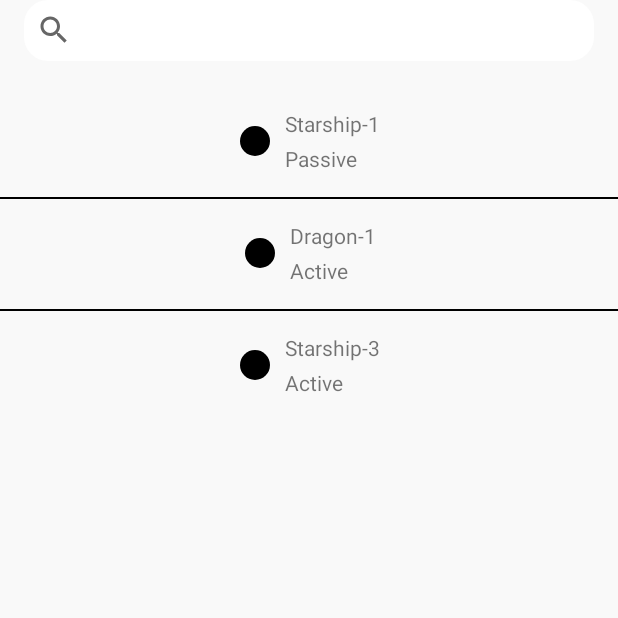
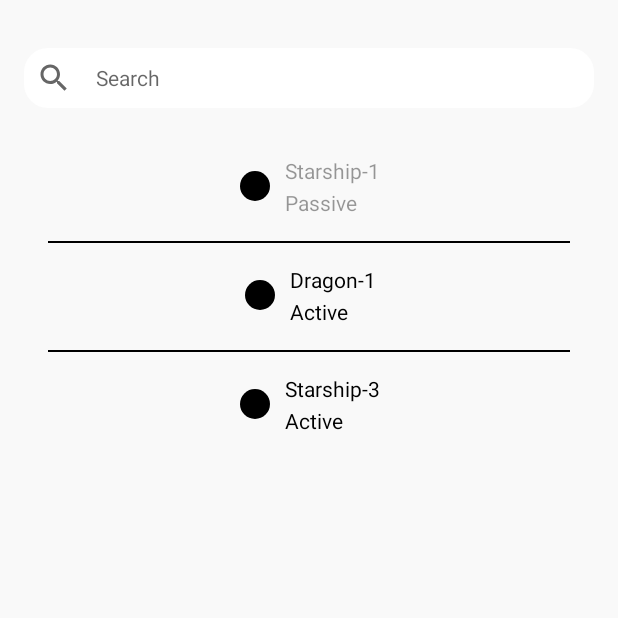
Before and after one commit to BurakDizlek/SatelliteTracking, an Android app: the screen it shows after launch (MainActivity), on a phone screen of 412 x 824 dp, the top half of it. Run offline under Robolectric (Android 15) with nearby library versions, the phone set to English and light mode, and no system bars; our stand-ins replace data binding; 1 statement that could not run was skipped.

Commit message:
The text appearances were arranged. Visual adjustments were made on the list screen.

```diff
--- a/app/src/main/res/drawable/item_divider.xml
+++ b/app/src/main/res/drawable/item_divider.xml
@@ -1,11 +1,8 @@
 <?xml version="1.0" encoding="utf-8"?>
-<shape xmlns:android="http://schemas.android.com/apk/res/android"
-    android:shape="rectangle">
-    <size
-        android:width="1dp"
-        android:height="1dp" />
-    <solid android:color="@color/black" />
-    <padding
-        android:left="@dimen/margin_large"
-        android:right="@dimen/margin_large" />
-</shape>
+<layer-list xmlns:android="http://schemas.android.com/apk/res/android">
+    <item
+        android:drawable="@drawable/item_divider_shape"
+        android:left="@dimen/margin_xlarge"
+        android:right="@dimen/margin_xlarge" />
+
+</layer-list>
--- /dev/null
+++ b/app/src/main/res/drawable/item_divider_shape.xml
@@ -0,0 +1,8 @@
+<?xml version="1.0" encoding="utf-8"?>
+<shape xmlns:android="http://schemas.android.com/apk/res/android"
+    android:shape="rectangle">
+    <size
+        android:width="1dp"
+        android:height="1dp" />
+    <solid android:color="@color/black" />
+</shape>
--- a/app/src/main/res/layout/fragment_satellite_list.xml
+++ b/app/src/main/res/layout/fragment_satellite_list.xml
@@ -11,13 +11,17 @@
 
         <EditText
             android:id="@+id/edt_search_bar"
+            style="@style/NormalTextAppearance"
             android:layout_width="0dp"
             android:layout_height="wrap_content"
             android:layout_marginHorizontal="@dimen/margin_large"
+            android:layout_marginTop="@dimen/margin_xlarge"
             android:background="@drawable/bg_search_bar"
             android:drawableStart="@drawable/ic_search"
             android:drawablePadding="@dimen/margin_large"
             android:gravity="center_vertical"
+            android:hint="@string/search_hint"
+            android:inputType="text"
             app:layout_constraintEnd_toEndOf="parent"
             app:layout_constraintStart_toStartOf="parent"
             app:layout_constraintTop_toTopOf="parent" />
--- a/app/src/main/res/layout/item_satellite_list.xml
+++ b/app/src/main/res/layout/item_satellite_list.xml
@@ -41,17 +41,21 @@
 
                 <com.google.android.material.textview.MaterialTextView
                     android:id="@+id/tv_name"
+                    style="@style/NormalTextAppearance"
                     android:layout_width="wrap_content"
                     android:layout_height="wrap_content"
                     android:text="@{data.name}"
+                    android:textColor="@{data.active ? @color/black : @color/light_black}"
                     tools:text="Dragon-1" />
 
                 <com.google.android.material.textview.MaterialTextView
                     android:id="@+id/tv_state"
+                    style="@style/NormalTextAppearance"
                     android:layout_width="wrap_content"
                     android:layout_height="wrap_content"
-                    android:layout_marginTop="@dimen/margin_small"
+                    android:layout_marginTop="@dimen/margin_xsmall"
                     android:text="@{data.active ? @string/active : @string/passive}"
+                    android:textColor="@{data.active ? @color/black : @color/light_black}"
                     tools:text="Active" />
 
             </LinearLayout>
--- a/app/src/main/res/values-night/themes.xml
+++ /dev/null
@@ -1,16 +0,0 @@
-<resources xmlns:tools="http://schemas.android.com/tools">
-    <!-- Base application theme. -->
-    <style name="Theme.SatelliteTracking" parent="Theme.MaterialComponents.DayNight.DarkActionBar">
-        <!-- Primary brand color. -->
-        <item name="colorPrimary">@color/purple_200</item>
-        <item name="colorPrimaryVariant">@color/purple_700</item>
-        <item name="colorOnPrimary">@color/black</item>
-        <!-- Secondary brand color. -->
-        <item name="colorSecondary">@color/teal_200</item>
-        <item name="colorSecondaryVariant">@color/teal_200</item>
-        <item name="colorOnSecondary">@color/black</item>
-        <!-- Status bar color. -->
-        <item name="android:statusBarColor" tools:targetApi="l">?attr/colorPrimaryVariant</item>
-        <!-- Customize your theme here. -->
-    </style>
-</resources>
--- a/app/src/main/res/values/colors.xml
+++ b/app/src/main/res/values/colors.xml
@@ -11,4 +11,5 @@
     <color name="dusty_white">#F9F9F9</color>
     <color name="red">#FF0000</color>
     <color name="green">#00FF00</color>
+    <color name="light_black">#66000000</color>
 </resources>
--- a/app/src/main/res/values/dimens.xml
+++ b/app/src/main/res/values/dimens.xml
@@ -1,5 +1,12 @@
 <resources>
+    <!--margins-->
+    <dimen name="margin_xsmall">2dp</dimen>
     <dimen name="margin_small">4dp</dimen>
     <dimen name="margin_normal">8dp</dimen>
     <dimen name="margin_large">16dp</dimen>
+    <dimen name="margin_xlarge">32dp</dimen>
+    <!--text sizes-->
+    <dimen name="text_size_small">12sp</dimen>
+    <dimen name="text_size_normal">14sp</dimen>
+    <dimen name="text_size_large">16sp</dimen>
 </resources>
--- a/app/src/main/res/values/strings.xml
+++ b/app/src/main/res/values/strings.xml
@@ -6,6 +6,7 @@
     <string name="satellite_detail_fragment_label">Satellite Detail</string>
     <string name="active">Active</string>
     <string name="passive">Passive</string>
+    <string name="search_hint">Search</string>
 
     <string name="next">Next</string>
     <string name="previous">Previous</string>
```
Also changed, not shown: app/src/main/res/values/themes.xml (+24 -0 lines).
